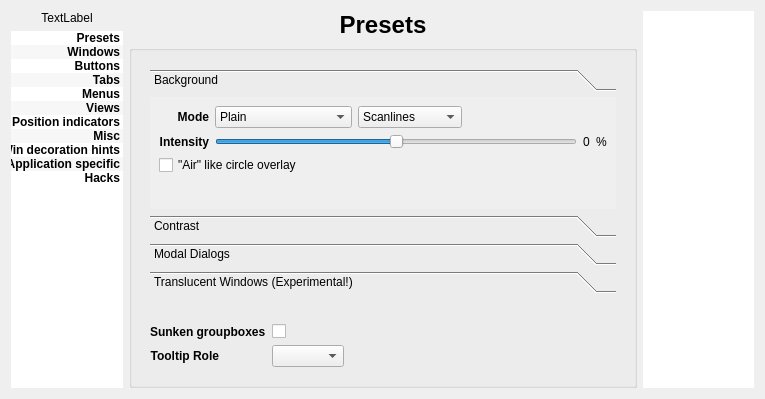
First picture: the form in config/config.ui, repository deiv/bespin-pkg, before the edit.
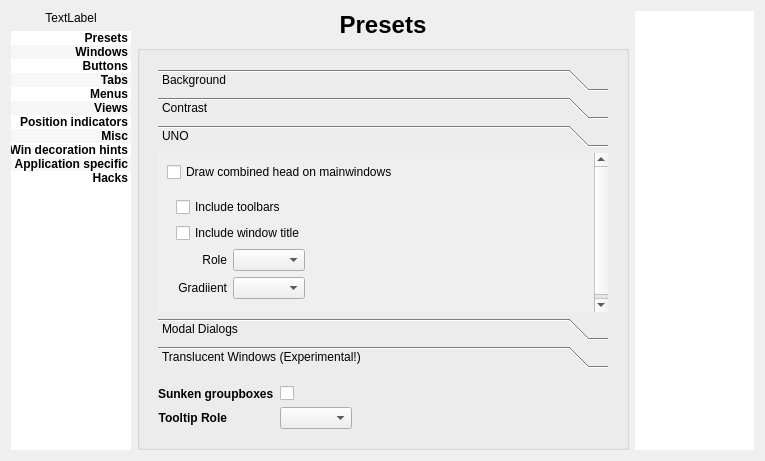
Second picture: the form after the edit. The open tabs and pages were chosen to show the change.

Patch:
```diff
--- a/config/config.ui
+++ b/config/config.ui
@@ -7,7 +7,7 @@
     <x>0</x>
     <y>0</y>
     <width>765</width>
-    <height>378</height>
+    <height>461</height>
    </rect>
   </property>
   <property name="sizePolicy">
@@ -455,7 +455,7 @@
          </layout>
         </widget>
         <widget class="QWidget" name="Windows">
-         <layout class="QGridLayout" name="gridLayout_29">
+         <layout class="QGridLayout" name="gridLayout_29" rowstretch="50,2,1">
           <item row="2" column="0">
            <layout class="QFormLayout" name="formLayout_2">
             <property name="fieldGrowthPolicy">
@@ -505,15 +505,15 @@
           <item row="0" column="0">
            <widget class="QToolBox" name="toolBox">
             <property name="currentIndex">
-             <number>0</number>
+             <number>2</number>
             </property>
             <widget class="QWidget" name="page">
              <property name="geometry">
               <rect>
                <x>0</x>
                <y>0</y>
-               <width>369</width>
-               <height>89</height>
+               <width>476</width>
+               <height>160</height>
               </rect>
              </property>
              <attribute name="label">
@@ -812,6 +812,105 @@
               </item>
              </layout>
             </widget>
+            <widget class="QWidget" name="page_10">
+             <attribute name="label">
+              <string>UNO</string>
+             </attribute>
+             <layout class="QVBoxLayout" name="verticalLayout_8">
+              <item>
+               <widget class="QCheckBox" name="uno">
+                <property name="text">
+                 <string>Draw combined head on mainwindows</string>
+                </property>
+               </widget>
+              </item>
+              <item>
+               <widget class="QWidget" name="widget" native="true">
+                <layout class="QGridLayout" name="gridLayout_4">
+                 <item row="0" column="0" colspan="2">
+                  <widget class="QCheckBox" name="uno_toolbars">
+                   <property name="text">
+                    <string>Include toolbars</string>
+                   </property>
+                  </widget>
+                 </item>
+                 <item row="1" column="0" colspan="2">
+                  <widget class="QCheckBox" name="uno_title">
+                   <property name="text">
+                    <string>Include window title</string>
+                   </property>
+                  </widget>
+                 </item>
+                 <item row="2" column="0">
+                  <widget class="QLabel" name="label_59">
+                   <property name="text">
+                    <string>Role</string>
+                   </property>
+                   <property name="alignment">
+                    <set>Qt::AlignRight|Qt::AlignTrailing|Qt::AlignVCenter</set>
+                   </property>
+                  </widget>
+                 </item>
+                 <item row="2" column="1">
+                  <widget class="QComboBox" name="uno_role"/>
+                 </item>
+                 <item row="2" column="2">
+                  <spacer name="horizontalSpacer_15">
+                   <property name="orientation">
+                    <enum>Qt::Horizontal</enum>
+                   </property>
+                   <property name="sizeHint" stdset="0">
+                    <size>
+                     <width>279</width>
+                     <height>20</height>
+                    </size>
+                   </property>
+                  </spacer>
+                 </item>
+                 <item row="3" column="0">
+                  <widget class="QLabel" name="label_60">
+                   <property name="text">
+                    <string>Gradiient</string>
+                   </property>
+                   <property name="alignment">
+                    <set>Qt::AlignRight|Qt::AlignTrailing|Qt::AlignVCenter</set>
+                   </property>
+                  </widget>
+                 </item>
+                 <item row="3" column="1">
+                  <widget class="QComboBox" name="uno_gradient"/>
+                 </item>
+                 <item row="3" column="2">
+                  <spacer name="horizontalSpacer_16">
+                   <property name="orientation">
+                    <enum>Qt::Horizontal</enum>
+                   </property>
+                   <property name="sizeHint" stdset="0">
+                    <size>
+                     <width>279</width>
+                     <height>20</height>
+                    </size>
+                   </property>
+                  </spacer>
+                 </item>
+                 <item row="4" column="0" colspan="3">
+                  <spacer name="verticalSpacer_19">
+                   <property name="orientation">
+                    <enum>Qt::Vertical</enum>
+                   </property>
+                   <property name="sizeHint" stdset="0">
+                    <size>
+                     <width>20</width>
+                     <height>40</height>
+                    </size>
+                   </property>
+                  </spacer>
+                 </item>
+                </layout>
+               </widget>
+              </item>
+             </layout>
+            </widget>
             <widget class="QWidget" name="page_2">
              <property name="geometry">
               <rect>
```
Left out of the diff: 102 changed lines with no effect on the pictures.
